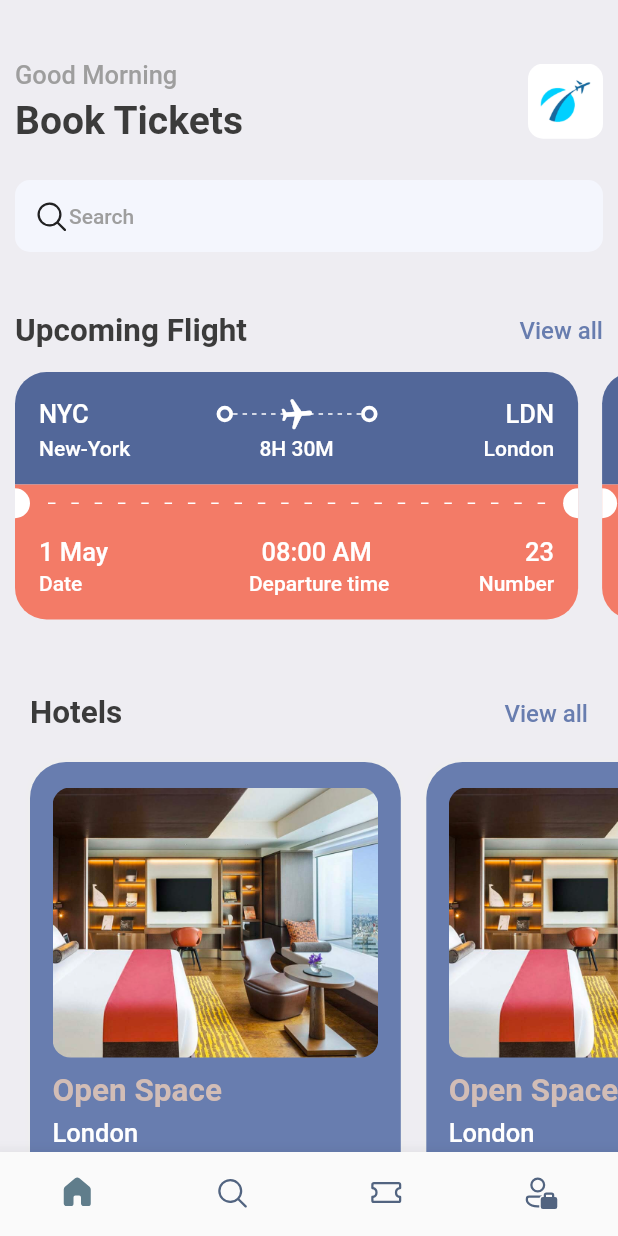
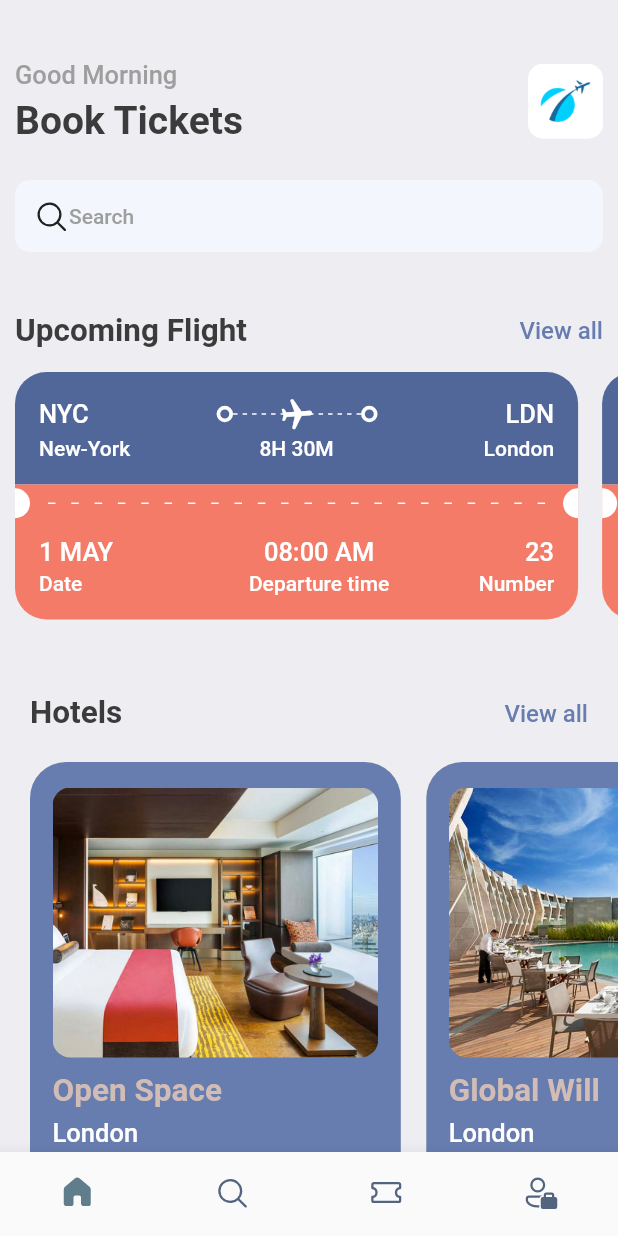
Before and after one commit to its-asaduzzaman/air_ticket_flutter, a Flutter app: the screen it shows after launch, on a phone screen of 412 x 824 dp. Run offline on Flutter 3.47's test engine with Material 2 defaults, Android fonts, the phone set to English and light mode, and no system bars; our stand-ins replace fluentui_icons, gap.

Commit message:
added ticket list data and show hotel and ticket list dynamic

```diff
--- a/lib/screens/home_screen.dart
+++ b/lib/screens/home_screen.dart
@@ -1,5 +1,6 @@
 import 'package:air_ticket_flutter/screens/hotel_screen.dart';
 import 'package:air_ticket_flutter/screens/ticket_view.dart';
+import 'package:air_ticket_flutter/utils/app_info_list.dart';
 import 'package:fluentui_icons/fluentui_icons.dart';
 import 'package:flutter/material.dart';
 import 'package:air_ticket_flutter/utils/app_style.dart';
@@ -93,10 +94,9 @@ class HomeScreen extends StatelessWidget {
             scrollDirection: Axis.horizontal,
             padding: const EdgeInsets.only(left: 10),
             child: Row(
-              children: [
-                TicketView(),
-                TicketView(),
-              ],
+              children: ticketList
+                  .map((singleTicket) => TicketView(ticket: singleTicket))
+                  .toList(),
             ),
           ),
           const Gap(15),
@@ -126,12 +126,9 @@ class HomeScreen extends StatelessWidget {
             scrollDirection: Axis.horizontal,
             padding: const EdgeInsets.only(left: 20),
             child: Row(
-              children: [
-                HotelScreen(),
-                HotelScreen(),
-                HotelScreen(),
-                HotelScreen(),
-              ],
+              children: hotelList
+                  .map((singleHotel) => HotelScreen(hotel: singleHotel))
+                  .toList(),
             ),
           )
         ],
--- a/lib/screens/hotel_screen.dart
+++ b/lib/screens/hotel_screen.dart
@@ -4,7 +4,8 @@ import 'package:flutter/material.dart';
 import 'package:gap/gap.dart';
 
 class HotelScreen extends StatelessWidget {
-  const HotelScreen({Key? key}) : super(key: key);
+  const HotelScreen({Key? key, required this.hotel}) : super(key: key);
+  final Map<String, dynamic> hotel;
 
   @override
   Widget build(BuildContext context) {
@@ -33,25 +34,25 @@ class HotelScreen extends StatelessWidget {
             decoration: BoxDecoration(
               borderRadius: BorderRadius.circular(12),
               color: Styles.primaryColor,
-              image: const DecorationImage(
+              image: DecorationImage(
                 fit: BoxFit.cover,
-                image: AssetImage("assets/images/one.png"),
+                image: AssetImage('assets/images/${hotel['image']}'),
               ),
             ),
           ),
           const Gap(10),
           Text(
-            'Open Space',
+            '${hotel['place']}',
             style: Styles.headLineStyle2.copyWith(color: Styles.kakiColor),
           ),
           const Gap(5),
           Text(
-            'London',
+            '${hotel['destination']}',
             style: Styles.headLineStyle3.copyWith(color: Colors.white),
           ),
           const Gap(8),
           Text(
-            "\$40/night",
+            "\$'${hotel['price']}'/night",
             style: Styles.headLineStyle1.copyWith(color: Styles.kakiColor),
           ),
         ],
--- a/lib/screens/ticket_view.dart
+++ b/lib/screens/ticket_view.dart
@@ -6,7 +6,8 @@ import 'package:gap/gap.dart';
 import '../widgets/thick_container.dart';
 
 class TicketView extends StatelessWidget {
-  const TicketView({Key? key}) : super(key: key);
+  const TicketView({Key? key, required this.ticket}) : super(key: key);
+  final Map<String, dynamic> ticket;
 
   @override
   Widget build(BuildContext context) {
@@ -37,7 +38,7 @@ class TicketView extends StatelessWidget {
                   Row(
                     children: [
                       Text(
-                        'NYC',
+                        ticket['from']['code'],
                         style:
                             Styles.headLineStyle3.copyWith(color: Colors.white),
                       ),
@@ -88,7 +89,7 @@ class TicketView extends StatelessWidget {
                       const ThickContainer(),
                       const Spacer(),
                       Text(
-                        'LDN',
+                        ticket['to']['code'],
                         style:
                             Styles.headLineStyle3.copyWith(color: Colors.white),
                       )
@@ -101,20 +102,20 @@ class TicketView extends StatelessWidget {
                       SizedBox(
                         width: 100,
                         child: Text(
-                          'New-York',
+                          ticket['from']['name'],
                           style: Styles.headLineStyle4
                               .copyWith(color: Colors.white),
                         ),
                       ),
                       Text(
-                        '8H 30M',
+                        ticket['flying_time'],
                         style:
                             Styles.headLineStyle4.copyWith(color: Colors.white),
                       ),
                       SizedBox(
                         width: 100,
                         child: Text(
-                          'London',
+                          ticket['to']['name'],
                           style: Styles.headLineStyle4
                               .copyWith(color: Colors.white),
                           textAlign: TextAlign.end,
@@ -203,19 +204,19 @@ class TicketView extends StatelessWidget {
                   Row(
                     children: [
                       Text(
-                        '1 May',
+                        ticket['date'],
                         style:
                             Styles.headLineStyle3.copyWith(color: Colors.white),
                       ),
                       const Spacer(),
                       Text(
-                        '08:00 AM',
+                        ticket['departure_time'],
                         style:
                             Styles.headLineStyle3.copyWith(color: Colors.white),
                       ),
                       const Spacer(),
                       Text(
-                        '23',
+                        ticket['number'].toString(),
                         style:
                             Styles.headLineStyle3.copyWith(color: Colors.white),
                       )
--- a/lib/utils/app_info_list.dart
+++ b/lib/utils/app_info_list.dart
@@ -18,3 +18,22 @@ List<Map<String, dynamic>> hotelList = [
     'price': 68
   },
 ];
+
+List<Map<String, dynamic>> ticketList = [
+  {
+    'from': {'code': "NYC", 'name': "New-York"},
+    'to': {'code': "LDN", 'name': "London"},
+    'flying_time': '8H 30M',
+    'date': "1 MAY",
+    'departure_time': "08:00 AM",
+    'number': 23
+  },
+  {
+    'from': {'code': "DK", 'name': "Dhaka"},
+    'to': {'code': "SH", 'name': "Shanghai"},
+    'flying_time': '4H 20M',
+    'date': "10 MAY",
+    'departure_time': "09:00 AM",
+    "number": 45
+  },
+];
```
